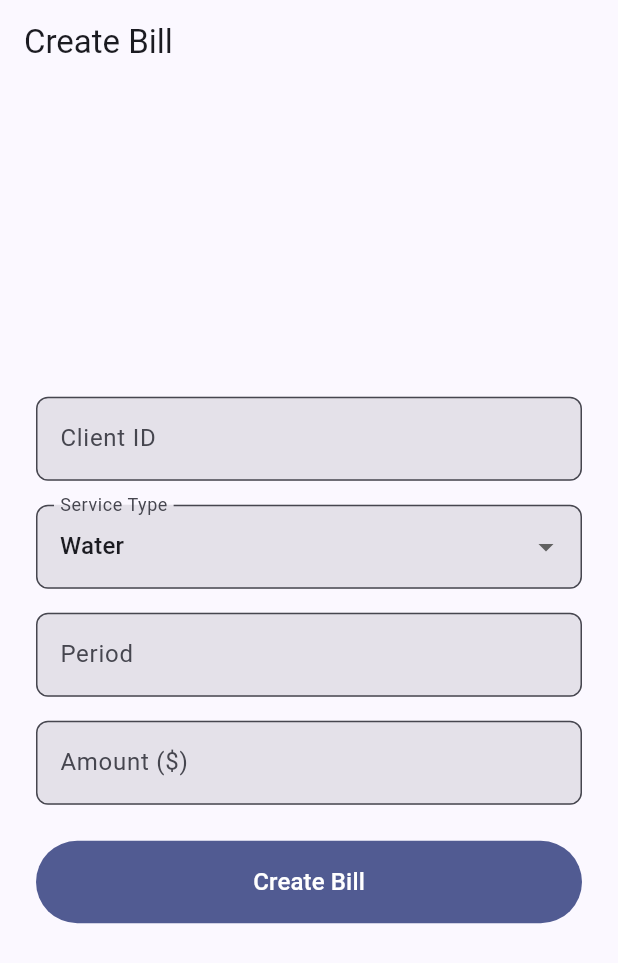
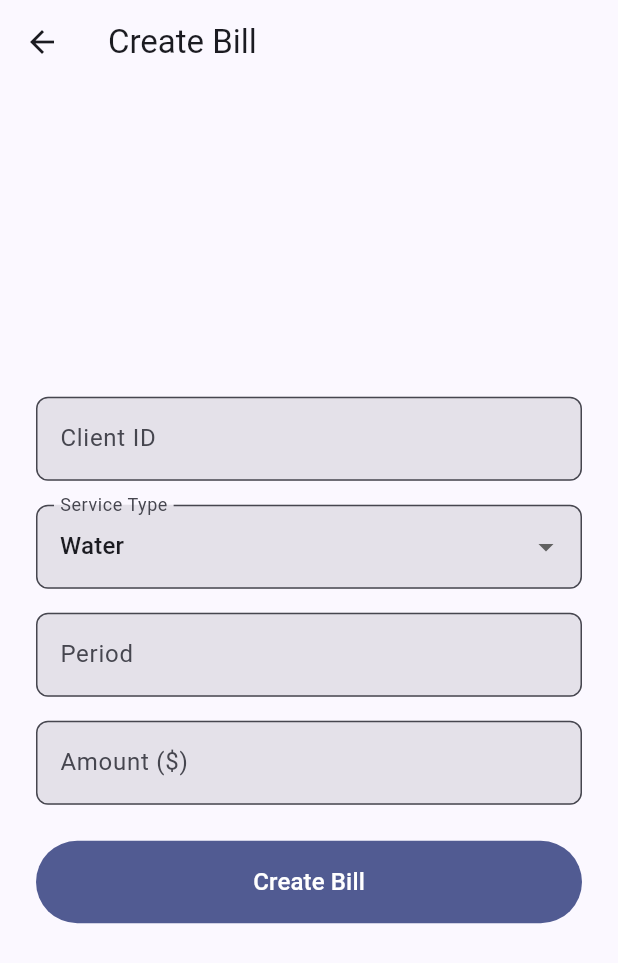
Before and after one commit to javier0097/BasicBilling.Frontend, a Flutter app: the screen it shows after launch, after a tap on "Create New Bill", on a phone screen of 412 x 824 dp. Shown: the top 963 px of the screen. Run offline on Flutter 3.47's test engine with Material 3 defaults, Android fonts, the phone set to English and light mode, and no system bars; our stand-ins replace equatable, flutter_bloc, go_router.

Commit message:
add back button to navigate to home on all screens
Co-Authored-By: Claude Opus 4.6 <noreply@anthropic.com>

```diff
--- a/lib/screens/create_bill_screen.dart
+++ b/lib/screens/create_bill_screen.dart
@@ -1,5 +1,6 @@
 import 'package:flutter/material.dart';
 import 'package:flutter_bloc/flutter_bloc.dart';
+import 'package:go_router/go_router.dart';
 import '../blocs/create_bill/create_bill_bloc.dart';
 import '../blocs/create_bill/create_bill_event.dart';
 import '../blocs/create_bill/create_bill_state.dart';
@@ -57,7 +58,13 @@ class _CreateBillViewState extends State<_CreateBillView> {
   @override
   Widget build(BuildContext context) {
     return Scaffold(
-      appBar: AppBar(title: const Text('Create Bill')),
+      appBar: AppBar(
+        leading: IconButton(
+          icon: const Icon(Icons.arrow_back),
+          onPressed: () => context.go('/'),
+        ),
+        title: const Text('Create Bill'),
+      ),
       body: BlocConsumer<CreateBillBloc, CreateBillState>(
         listener: (context, state) {
           if (state is CreateBillSuccess) {
```
Also changed, not shown: lib/screens/pay_bill_screen.dart (+8 -1 lines), lib/screens/payment_history_screen.dart (+8 -1 lines), lib/screens/pending_bills_screen.dart (+8 -1 lines).
